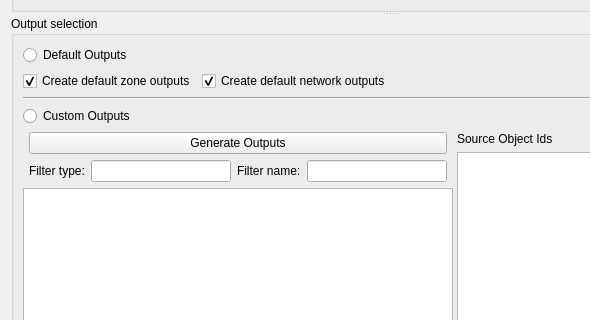
Qt form SIM-VICUS/src/SVSimulationOutputOptions.ui (ghorwin/SIM-VICUS) before a commit; both pictures show x 0 to 590 and y 445 to 765 of the 781 by 1231 pixel window.
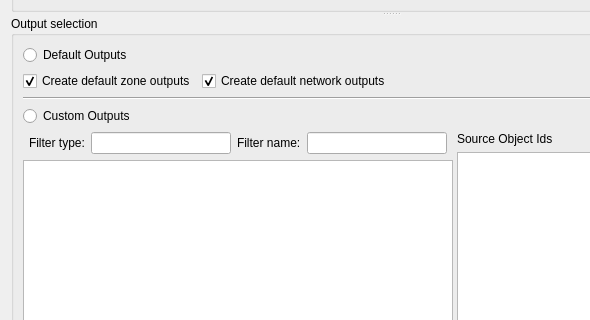
The same form after that commit.

Commit message: Removed button (for now not working)

Diff of the .ui file:
```diff
--- a/SIM-VICUS/src/SVSimulationOutputOptions.ui
+++ b/SIM-VICUS/src/SVSimulationOutputOptions.ui
@@ -118,36 +118,29 @@
             </property>
             <widget class="QWidget" name="">
              <layout class="QGridLayout" name="gridLayout_2">
-              <item row="2" column="0" colspan="6">
+              <item row="1" column="0" colspan="6">
                <widget class="QTableView" name="tableViewOutputList"/>
               </item>
-              <item row="1" column="3">
+              <item row="0" column="3">
                <widget class="QLabel" name="label_3">
                 <property name="text">
                  <string>Filter name:</string>
                 </property>
                </widget>
               </item>
-              <item row="1" column="1">
+              <item row="0" column="1">
                <widget class="QLabel" name="label">
                 <property name="text">
                  <string>Filter type:</string>
                 </property>
                </widget>
               </item>
-              <item row="1" column="2">
+              <item row="0" column="2">
                <widget class="QLineEdit" name="lineEditType"/>
               </item>
-              <item row="1" column="4">
+              <item row="0" column="4">
                <widget class="QLineEdit" name="lineEditName"/>
               </item>
-              <item row="0" column="1" colspan="4">
-               <widget class="QPushButton" name="pushButton">
-                <property name="text">
-                 <string>Generate Outputs</string>
-                </property>
-               </widget>
-              </item>
              </layout>
             </widget>
             <widget class="QWidget" name="">
```
The commit also changes 3 other files.
